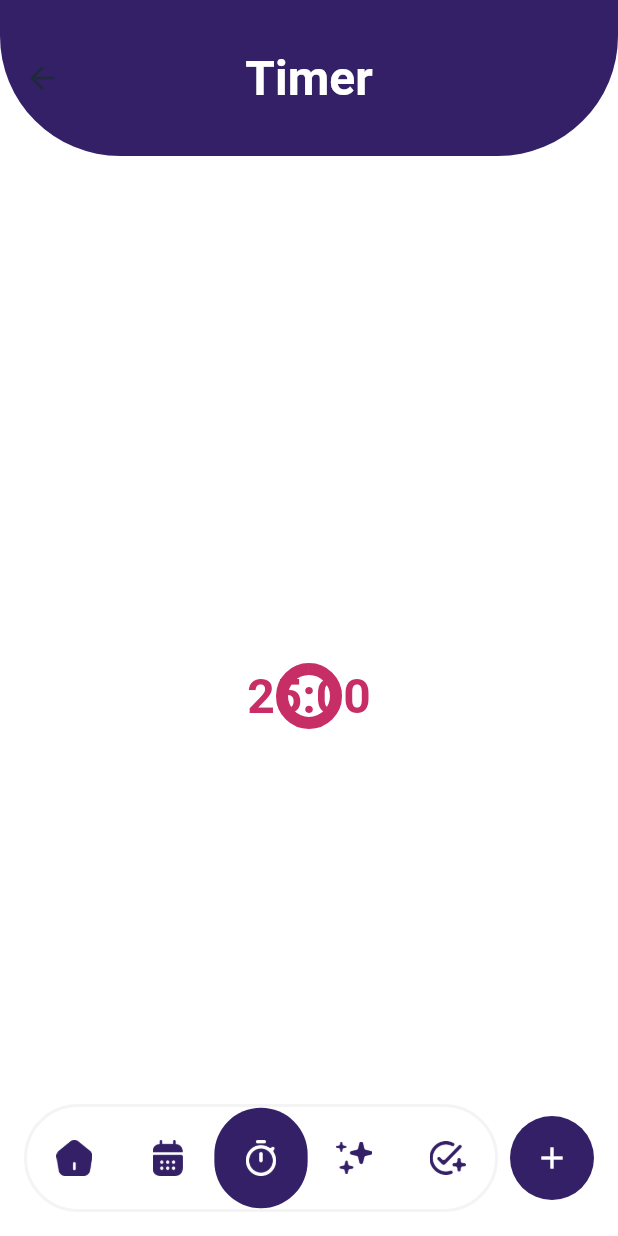
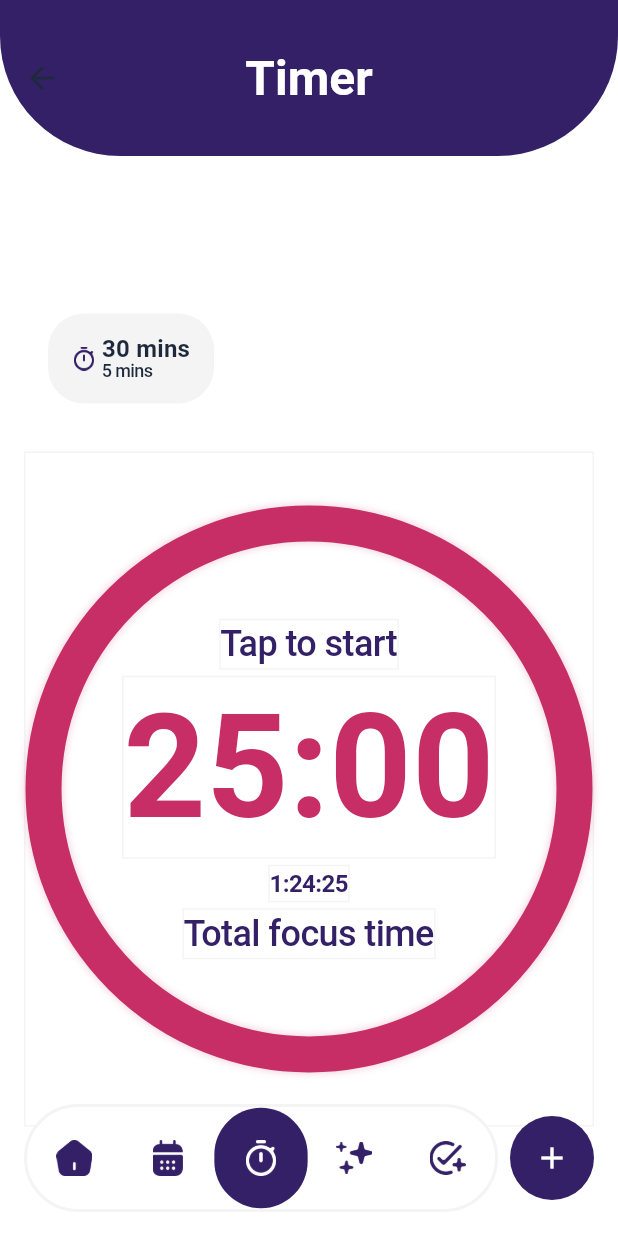
Before and after one commit to asm0git/momentum, a Flutter app: the TimerScreen screen opened by its route, on a phone screen of 412 x 824 dp. Run offline on Flutter 3.47's test engine with Material 3 defaults, Android fonts, the phone set to English and light mode, and no system bars; our stand-ins replace device_preview; Roboto replaces fonts that are missing (SFProDisplay, SFProText).

Commit message:
worked on focus_present, clock.dart

```diff
--- a/lib/main.dart
+++ b/lib/main.dart
@@ -7,6 +7,7 @@
 // Everything in this file is Module 4 and 5 material: StatelessWidget,
 // StatefulWidget, setState, Scaffold, AppBar, Column, Card, FilledButton.
 
+import 'package:device_preview/device_preview.dart';
 import 'package:flutter/material.dart';
 
 import 'app_theme.dart';
@@ -18,7 +19,12 @@ import 'screens/timer_screen.dart';
 import 'screens/todo_screen.dart';
 
 void main() {
-  runApp(const MyApp());
+  runApp(
+    DevicePreview(
+      enabled: true,
+      builder: (context) => const MyApp(),
+    ),
+  );
 }
 
 class MyApp extends StatelessWidget {
@@ -29,7 +35,6 @@ class MyApp extends StatelessWidget {
     return MaterialApp(
       title: 'Momentum',
       debugShowCheckedModeBanner: false,
-
       theme: appTheme,
       initialRoute: AppDestination.dashboard.route,
       onGenerateRoute: _buildRoute,
--- a/lib/screens/timer_screen.dart
+++ b/lib/screens/timer_screen.dart
@@ -4,6 +4,7 @@ import '../app_theme.dart';
 import '../navigation_destinations.dart';
 import '../widgets/bottom_navigation_bar.dart';
 import '../widgets/clock.dart';
+import '../widgets/focus_preset.dart';
 import '../widgets/primary_app_bar.dart';
 
 class TimerScreen extends StatelessWidget {
@@ -20,7 +21,32 @@ class TimerScreen extends StatelessWidget {
       body: Stack(
         children: [
           const Center(
-            child: Clock(),
+            child: const Padding(
+              padding: EdgeInsets.only(
+                top: AppSpacing.md,
+                left: AppSpacing.screenEdgePadding,
+                right: AppSpacing.screenEdgePadding,
+              ),
+              child: Column(
+                mainAxisSize: MainAxisSize.min,
+                children: [
+                  SizedBox(
+                    width: double.infinity,
+                    child: SingleChildScrollView(
+                      scrollDirection: Axis.horizontal,
+                      child: const Row(
+                        children: [FocusPreset()],
+                      ),
+                    ),
+                  ),
+                  const SizedBox(height: AppSpacing.md),
+                  const SizedBox(
+                    width: double.infinity,
+                    child: Clock(),
+                  ),
+                ],
+              ),
+            ),
           ),
           Positioned.fill(
             child: FloatingNavigationGroup(
--- a/lib/widgets/clock.dart
+++ b/lib/widgets/clock.dart
@@ -1,4 +1,6 @@
 import 'dart:async';
+import 'dart:math' as math;
+import 'dart:ui' as ui;
 import 'package:flutter/material.dart';
 import '../app_theme.dart';
 
@@ -14,6 +16,8 @@ class _ClockState extends State<Clock> {
   int _remainingSeconds = _totalSeconds;
   bool _isRunning = false;
   Timer? _timer;
+  double _previousProgress = 1;
+  bool _isPressed = false;
 
   void _toggleTimer() {
     if (_isRunning) {
@@ -23,6 +27,7 @@ class _ClockState extends State<Clock> {
       });
     } else {
       if (_remainingSeconds <= 0) {
+        _previousProgress = 0;
         _remainingSeconds = _totalSeconds;
       }
       setState(() {
@@ -31,6 +36,7 @@ class _ClockState extends State<Clock> {
       _timer = Timer.periodic(const Duration(seconds: 1), (timer) {
         if (_remainingSeconds > 0) {
           setState(() {
+            _previousProgress = _remainingSeconds / _totalSeconds;
             _remainingSeconds--;
           });
         } else {
@@ -60,31 +66,108 @@ class _ClockState extends State<Clock> {
     final textTheme = Theme.of(context).textTheme;
     final progress = _remainingSeconds / _totalSeconds;
 
-    return GestureDetector(
-      onTap: _toggleTimer,
+    return Align(
+      alignment: Alignment.topCenter,
       child: SizedBox(
-        width: 220,
-        height: 220,
+        width: 450,
+        height: 450,
         child: Stack(
           alignment: Alignment.center,
           children: [
-            TweenAnimationBuilder<double>(
-              tween: Tween<double>(begin: progress, end: progress),
+            SizedBox(
+              width: 500,
+              height: 500,
+              child: GestureDetector(
+                onTap: _toggleTimer,
+                child: Container(
+                  decoration: BoxDecoration(
+                    border: Border.all(color: AppColors.surface),
+                  ),
+                  child: TweenAnimationBuilder<double>(
+                    tween: Tween<double>(
+                      begin: _previousProgress,
+                      end: progress,
+                    ),
                     duration: const Duration(milliseconds: 900),
                     builder: (context, value, child) {
-                return CircularProgressIndicator(
-                  value: value,
-                  strokeWidth: 8,
-                  backgroundColor: AppColors.surface,
-                  color: AppColors.secondary,
+                      return CustomPaint(
+                        painter: _ClockRingPainter(progress: value),
                       );
                     },
                   ),
-            Text(
+                ),
+              ),
+            ),
+            Center(
+              child: GestureDetector(
+                onTap: _toggleTimer,
+                onTapDown: (_) => setState(() => _isPressed = true),
+                onTapUp: (_) => setState(() => _isPressed = false),
+                onTapCancel: () => setState(() => _isPressed = false),
+                child: AnimatedScale(
+                  scale: _isPressed ? 0.96 : 1,
+                  duration: const Duration(milliseconds: 180),
+                  curve: Curves.easeOutBack,
+                  child: Column(
+                    mainAxisSize: MainAxisSize.min,
+                    children: [
+                      Container(
+                        decoration: BoxDecoration(
+                          border: Border.all(color: AppColors.surface),
+                        ),
+                        child: Text(
+                          _isRunning ? 'Tap to pause' : 'Tap to start',
+                          style: textTheme.bodySmall?.copyWith(
+                            color: AppColors.primary,
+                            fontSize: (textTheme.bodySmall?.fontSize ?? 12) * 2,
+                          ),
+                        ),
+                      ),
+                      const SizedBox(height: 4),
+                      Container(
+                        decoration: BoxDecoration(
+                          border: Border.all(color: AppColors.surface),
+                        ),
+                        child: Text(
                           _formatTime(_remainingSeconds),
                           style: textTheme.headlineLarge?.copyWith(
                             color: AppColors.secondary,
                             fontWeight: FontWeight.bold,
+                            fontSize: AppSpacing.lg * 4,
+                          ),
+                        ),
+                      ),
+                      const SizedBox(height: 4),
+                      Container(
+                        decoration: BoxDecoration(
+                          border: Border.all(color: AppColors.surface),
+                        ),
+                        child: Text(
+                          '1:24:25',
+                          style: textTheme.bodyMedium?.copyWith(
+                            color: AppColors.primary,
+                            fontWeight: FontWeight.bold,
+                            fontSize:
+                                (textTheme.bodyMedium?.fontSize ?? 16),
+                          ),
+                        ),
+                      ),
+                      const SizedBox(height: 4),
+                      Container(
+                        decoration: BoxDecoration(
+                          border: Border.all(color: AppColors.surface),
+                        ),
+                        child: Text(
+                          'Total focus time',
+                          style: textTheme.bodySmall?.copyWith(
+                            color: AppColors.primary,
+                            fontSize: (textTheme.bodySmall?.fontSize ?? 12) * 2,
+                          ),
+                        ),
+                      ),
+                    ],
+                  ),
+                ),
               ),
             ),
           ],
@@ -93,3 +176,44 @@ class _ClockState extends State<Clock> {
     );
   }
 }
+
+class _ClockRingPainter extends CustomPainter {
+  const _ClockRingPainter({required this.progress});
+
+  final double progress;
+
+  @override
+  void paint(Canvas canvas, Size size) {
+    final strokeWidth = AppSpacing.lg;
+    final radius = (size.shortestSide - strokeWidth) / 2;
+    final center = size.center(Offset.zero);
+    final bounds = Rect.fromCircle(center: center, radius: radius);
+    final startAngle = -math.pi / 2;
+    final sweepAngle = 2 * math.pi * progress;
+
+    final trackPaint = Paint()
+      ..color = AppColors.surface
+      ..style = PaintingStyle.stroke
+      ..strokeWidth = strokeWidth;
+    canvas.drawCircle(center, radius, trackPaint);
+
+    final shadowPaint = Paint()
+      ..color = AppColors.secondary.withAlpha(70)
+      ..style = PaintingStyle.stroke
+      ..strokeWidth = strokeWidth
+      ..strokeCap = StrokeCap.round
+      ..maskFilter = const ui.MaskFilter.blur(ui.BlurStyle.normal, 3);
+    canvas.drawArc(bounds, startAngle, sweepAngle, false, shadowPaint);
+
+    final progressPaint = Paint()
+      ..color = AppColors.secondary
+      ..style = PaintingStyle.stroke
+      ..strokeWidth = strokeWidth
+      ..strokeCap = StrokeCap.round;
+    canvas.drawArc(bounds, startAngle, sweepAngle, false, progressPaint);
+  }
+
+  @override
+  bool shouldRepaint(_ClockRingPainter oldDelegate) =>
+      oldDelegate.progress != progress;
+}
--- /dev/null
+++ b/lib/widgets/focus_preset.dart
@@ -0,0 +1,56 @@
+import 'package:flutter/material.dart';
+
+import '../app_theme.dart';
+
+class FocusPreset extends StatelessWidget {
+  const FocusPreset({
+    super.key,
+    this.workMinutes = 30,
+    this.breakMinutes = 5,
+  });
+
+  final int workMinutes;
+  final int breakMinutes;
+
+  @override
+  Widget build(BuildContext context) {
+    final textTheme = Theme.of(context).textTheme;
+
+    return Container(
+      margin: const EdgeInsets.all(AppSpacing.md),
+      padding: const EdgeInsets.all(AppSpacing.md),
+      alignment: Alignment.centerLeft,
+      decoration: BoxDecoration(
+        color: AppColors.surface,
+        borderRadius: BorderRadius.circular(24),
+      ),
+      child: Row(
+        mainAxisSize: MainAxisSize.min,
+        crossAxisAlignment: CrossAxisAlignment.center,
+        children: [
+          Image.asset(
+            'assets/img/unselected/Timer.png',
+            width: 16,
+            height: 16,
+            fit: BoxFit.contain,
+          ),
+          const SizedBox(width: 4),
+          Column(
+            mainAxisSize: MainAxisSize.min,
+            crossAxisAlignment: CrossAxisAlignment.start,
+            children: [
+              Text(
+                '$workMinutes mins',
+                style: textTheme.titleMedium?.copyWith(height: 1),
+              ),
+              Text(
+                '$breakMinutes mins',
+                style: textTheme.bodySmall?.copyWith(height: 1),
+              ),
+            ],
+          ),
+        ],
+      ),
+    );
+  }
+}
```
Lines whose indentation alone changed are shown as unchanged.
